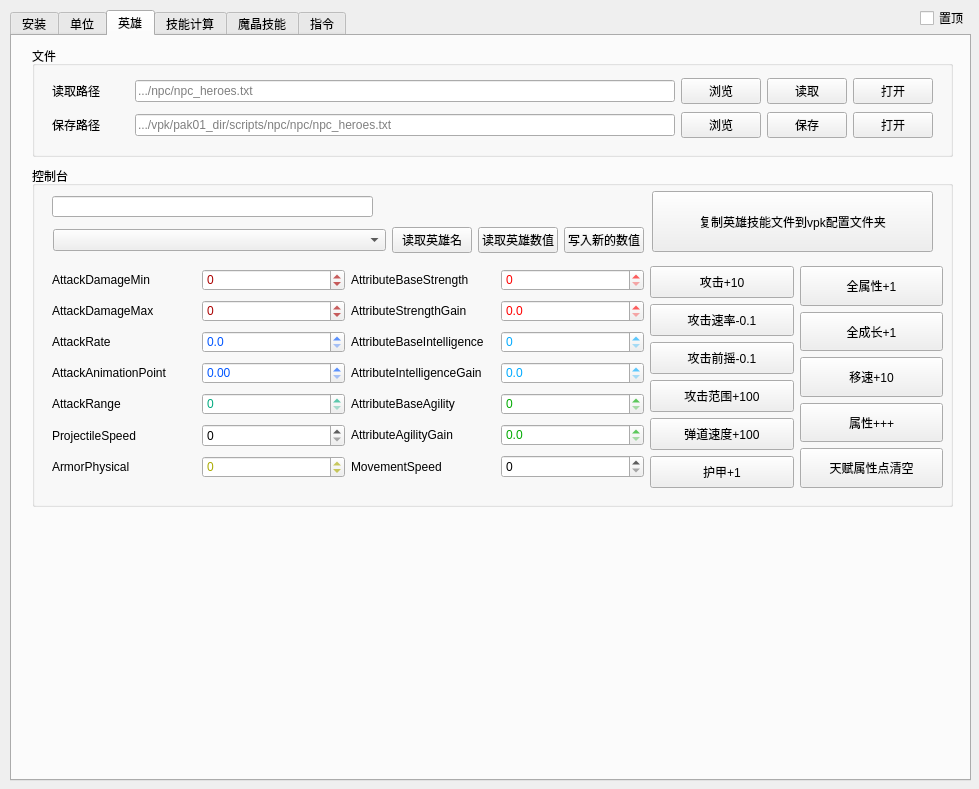
First picture: the form in untitled.ui, repository JeremyChim/Dota-Tool, before the edit.
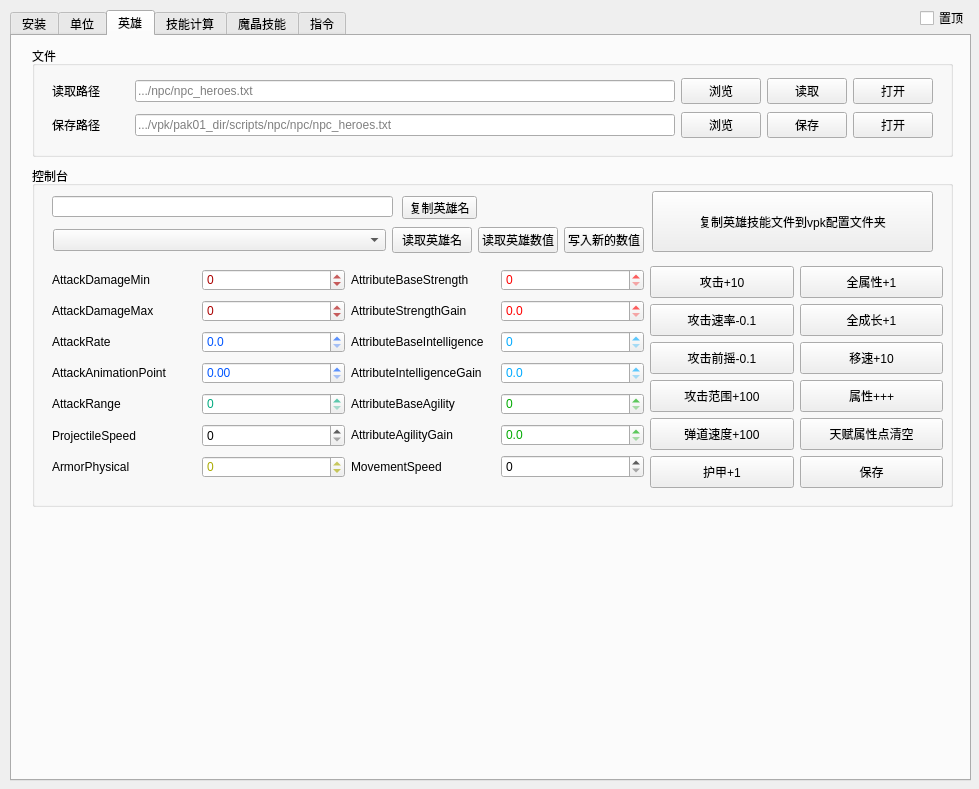
Second picture: the form after the edit. The open tabs and pages were chosen to show the change.

```diff
--- a/untitled.ui
+++ b/untitled.ui
@@ -1711,7 +1711,7 @@
           </layout>
          </item>
          <item>
-          <layout class="QVBoxLayout" name="verticalLayout_16" stretch="0,0,0,0,0">
+          <layout class="QVBoxLayout" name="verticalLayout_16" stretch="0,0,0,0,0,0">
            <property name="spacing">
             <number>6</number>
            </property>
@@ -1780,6 +1780,19 @@
              </property>
             </widget>
            </item>
+           <item>
+            <widget class="QPushButton" name="hero_save_pushButton_2">
+             <property name="sizePolicy">
+              <sizepolicy hsizetype="Minimum" vsizetype="Minimum">
+               <horstretch>0</horstretch>
+               <verstretch>0</verstretch>
+              </sizepolicy>
+             </property>
+             <property name="text">
+              <string>保存</string>
+             </property>
+            </widget>
+           </item>
           </layout>
          </item>
         </layout>
@@ -1791,7 +1804,7 @@
        <rect>
         <x>20</x>
         <y>30</y>
-        <width>321</width>
+        <width>341</width>
         <height>21</height>
        </rect>
       </property>
@@ -1845,6 +1858,19 @@
        </item>
       </layout>
      </widget>
+     <widget class="QPushButton" name="pushButton">
+      <property name="geometry">
+       <rect>
+        <x>370</x>
+        <y>30</y>
+        <width>75</width>
+        <height>23</height>
+       </rect>
+      </property>
+      <property name="text">
+       <string>复制英雄名</string>
+      </property>
+     </widget>
     </widget>
    </widget>
    <widget class="QWidget" name="tab_6">
```
